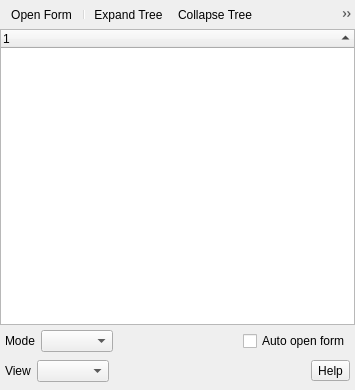
First picture: the form in src/ui/qgsidentifyresultsbase.ui, repository qgis/QGIS, before the edit.
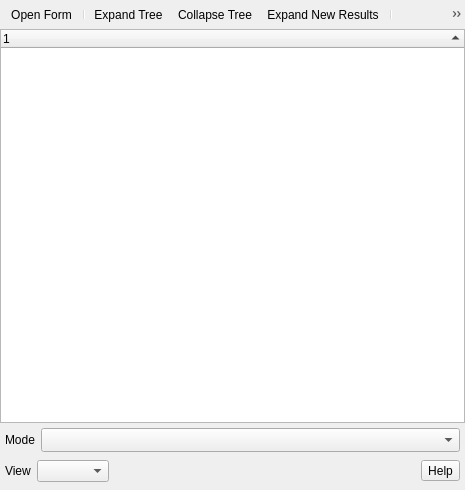
Second picture: the form after the edit. Icons and pictures are not drawn. Custom widgets are drawn as their Qt base class.

```diff
--- a/src/ui/qgsidentifyresultsbase.ui
+++ b/src/ui/qgsidentifyresultsbase.ui
@@ -6,8 +6,8 @@
    <rect>
     <x>0</x>
     <y>0</y>
-    <width>355</width>
-    <height>390</height>
+    <width>465</width>
+    <height>490</height>
    </rect>
   </property>
   <property name="windowTitle">
@@ -72,6 +72,7 @@
          <addaction name="separator"/>
          <addaction name="mActionCopy"/>
          <addaction name="mActionPrint"/>
+         <addaction name="separator"/>
         </widget>
        </item>
        <item>
@@ -116,30 +117,16 @@
          <item>
           <widget class="QComboBox" name="cmbIdentifyMode">
            <property name="sizePolicy">
-            <sizepolicy hsizetype="Preferred" vsizetype="Fixed">
+            <sizepolicy hsizetype="Expanding" vsizetype="Fixed">
              <horstretch>0</horstretch>
              <verstretch>0</verstretch>
             </sizepolicy>
            </property>
-          </widget>
-         </item>
-         <item>
-          <spacer name="horizontalSpacer_43">
-           <property name="orientation">
-            <enum>Qt::Horizontal</enum>
+           <property name="sizeAdjustPolicy">
+            <enum>QComboBox::AdjustToMinimumContentsLengthWithIcon</enum>
            </property>
-           <property name="sizeHint" stdset="0">
-            <size>
-             <width>40</width>
-             <height>20</height>
-            </size>
-           </property>
-          </spacer>
-         </item>
-         <item>
-          <widget class="QCheckBox" name="cbxAutoFeatureForm">
-           <property name="text">
-            <string>Auto open form</string>
+           <property name="minimumContentsLength">
+            <number>6</number>
            </property>
           </widget>
          </item>
```
Left out of the diff: 10 changed lines with no effect on the pictures.
